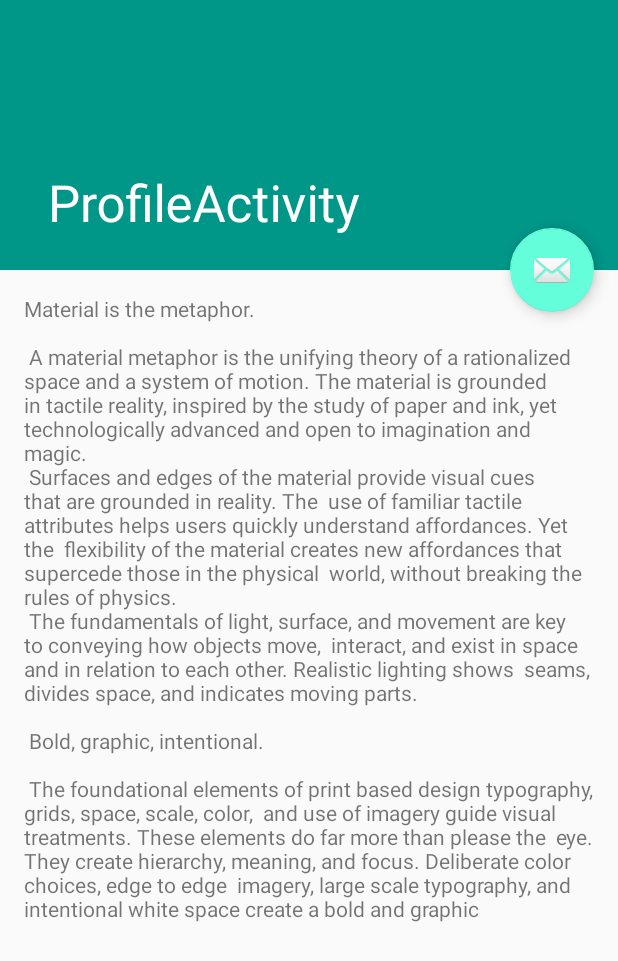
After one commit to wjy92/EChat, an Android app: the ProfileActivity screen opened directly, with no data from a screen before it, on a phone screen of 412 x 824 dp. The commit adds this screen. Shown: the top 961 px of the screen. Run offline under Robolectric (Android 15) with nearby library versions, the phone set to English and light mode, and no system bars; our stand-ins replace CircleImageView.

Commit message:
添加Profile界面

```diff
--- a/app/src/main/AndroidManifest.xml
+++ b/app/src/main/AndroidManifest.xml
@@ -28,7 +28,11 @@
         </activity>
         <activity
             android:name=".activity.SettingsActivity"
-            android:label="@string/title_activity_settings"></activity>
+            android:label="@string/title_activity_settings" />
+        <activity
+            android:name=".activity.ProfileActivity"
+            android:label="@string/title_activity_profile"
+            android:theme="@style/AppTheme.NoActionBar"></activity>
     </application>
 
 </manifest>
--- a/app/src/main/java/com/thirdnet/echat/activity/MainActivity.java
+++ b/app/src/main/java/com/thirdnet/echat/activity/MainActivity.java
@@ -19,6 +19,7 @@ import android.support.v7.widget.Toolbar;
 import android.view.Menu;
 import android.view.MenuItem;
 
+import com.jakewharton.rxbinding.view.RxView;
 import com.thirdnet.echat.R;
 import com.thirdnet.echat.fragment.MessageFragment;
 import com.tr4android.support.extension.widget.CircleImageView;
@@ -29,24 +30,32 @@ import java.util.List;
 
 import butterknife.Bind;
 import butterknife.ButterKnife;
+import rx.functions.Action1;
 
 public class MainActivity extends AppCompatActivity
         implements NavigationView.OnNavigationItemSelectedListener {
+
     @Bind(R.id.appbar)
     AppBarLayout mAppBar;
+
     @Bind(R.id.toolbar)
     Toolbar toolbar;
+
     @Bind(R.id.drawer_layout)
     DrawerLayout mDrawer;
+
     @Bind(R.id.nav_view)
     NavigationView mNavigationView;
 
     @Bind(R.id.vp)
     ViewPager mVp;
+
     @Bind(R.id.tl)
     TabLayout tl;
 
-
+    /**
+     * TabLayout中的显示标题
+     */
     private List<String> mTitles;
 
     @Override
@@ -63,7 +72,14 @@ public class MainActivity extends AppCompatActivity
         toggle.syncState();
         mNavigationView.setNavigationItemSelectedListener(this);
 
-        ((CircleImageView) mNavigationView.getHeaderView(0).findViewById(R.id.portrait)).setImageResource(R.mipmap.portrait_test1);
+        CircleImageView portrait = (CircleImageView) mNavigationView.getHeaderView(0).findViewById(R.id.portrait);
+        portrait.setImageResource(R.mipmap.portrait_test1);
+        RxView.clicks(portrait).subscribe(new Action1<Void>() {
+            @Override
+            public void call(Void aVoid) {
+                startActivity(new Intent(MainActivity.this, ProfileActivity.class));
+            }
+        });
 
 
         mVp.setOffscreenPageLimit(3);
--- /dev/null
+++ b/app/src/main/java/com/thirdnet/echat/activity/ProfileActivity.java
@@ -0,0 +1,30 @@
+package com.thirdnet.echat.activity;
+
+import android.os.Bundle;
+import android.support.design.widget.FloatingActionButton;
+import android.support.design.widget.Snackbar;
+import android.support.v7.app.AppCompatActivity;
+import android.support.v7.widget.Toolbar;
+import android.view.View;
+
+import com.thirdnet.echat.R;
+
+public class ProfileActivity extends AppCompatActivity {
+
+    @Override
+    protected void onCreate(Bundle savedInstanceState) {
+        super.onCreate(savedInstanceState);
+        setContentView(R.layout.activity_profile);
+        Toolbar toolbar = (Toolbar) findViewById(R.id.toolbar);
+        setSupportActionBar(toolbar);
+
+        FloatingActionButton fab = (FloatingActionButton) findViewById(R.id.fab);
+        fab.setOnClickListener(new View.OnClickListener() {
+            @Override
+            public void onClick(View view) {
+                Snackbar.make(view, "Replace with your own action", Snackbar.LENGTH_LONG)
+                        .setAction("Action", null).show();
+            }
+        });
+    }
+}
--- a/app/src/main/java/com/thirdnet/echat/activity/SettingsActivity.java
+++ b/app/src/main/java/com/thirdnet/echat/activity/SettingsActivity.java
@@ -3,6 +3,7 @@ package com.thirdnet.echat.activity;
 
 import android.os.Bundle;
 import android.support.v7.app.AppCompatActivity;
+import android.view.MenuItem;
 
 import com.thirdnet.echat.fragment.SettingsFragment;
 
@@ -13,6 +14,14 @@ public class SettingsActivity extends AppCompatActivity {
     protected void onCreate(Bundle savedInstanceState) {
         super.onCreate(savedInstanceState);
         getFragmentManager().beginTransaction().replace(android.R.id.content, new SettingsFragment()).commit();
+        getSupportActionBar().setDisplayHomeAsUpEnabled(true);
     }
 
+    @Override
+    public boolean onOptionsItemSelected(MenuItem item) {
+        if (item.getItemId() == android.R.id.home) {
+            finish();
+        }
+        return super.onOptionsItemSelected(item);
+    }
 }
--- /dev/null
+++ b/app/src/main/res/layout/activity_profile.xml
@@ -0,0 +1,46 @@
+<?xml version="1.0" encoding="utf-8"?>
+<android.support.design.widget.CoordinatorLayout xmlns:android="http://schemas.android.com/apk/res/android"
+    xmlns:app="http://schemas.android.com/apk/res-auto"
+    xmlns:tools="http://schemas.android.com/tools"
+    android:layout_width="match_parent"
+    android:layout_height="match_parent"
+    android:fitsSystemWindows="true"
+    tools:context="com.thirdnet.echat.activity.ProfileActivity">
+
+    <android.support.design.widget.AppBarLayout
+        android:id="@+id/app_bar"
+        android:layout_width="match_parent"
+        android:layout_height="@dimen/app_bar_height"
+        android:fitsSystemWindows="true"
+        android:theme="@style/AppTheme.AppBarOverlay">
+
+        <android.support.design.widget.CollapsingToolbarLayout
+            android:id="@+id/toolbar_layout"
+            android:layout_width="match_parent"
+            android:layout_height="match_parent"
+            android:fitsSystemWindows="true"
+            app:contentScrim="?attr/colorPrimary"
+            app:layout_scrollFlags="scroll|exitUntilCollapsed">
+
+            <android.support.v7.widget.Toolbar
+                android:id="@+id/toolbar"
+                android:layout_width="match_parent"
+                android:layout_height="?attr/actionBarSize"
+                app:layout_collapseMode="pin"
+                app:popupTheme="@style/AppTheme.PopupOverlay" />
+
+        </android.support.design.widget.CollapsingToolbarLayout>
+    </android.support.design.widget.AppBarLayout>
+
+    <include layout="@layout/content_profile" />
+
+    <android.support.design.widget.FloatingActionButton
+        android:id="@+id/fab"
+        android:layout_width="wrap_content"
+        android:layout_height="wrap_content"
+        android:layout_margin="@dimen/fab_margin"
+        android:src="@android:drawable/ic_dialog_email"
+        app:layout_anchor="@id/app_bar"
+        app:layout_anchorGravity="bottom|end" />
+
+</android.support.design.widget.CoordinatorLayout>
--- /dev/null
+++ b/app/src/main/res/layout/content_profile.xml
@@ -0,0 +1,17 @@
+<?xml version="1.0" encoding="utf-8"?>
+<android.support.v4.widget.NestedScrollView xmlns:android="http://schemas.android.com/apk/res/android"
+    xmlns:app="http://schemas.android.com/apk/res-auto"
+    xmlns:tools="http://schemas.android.com/tools"
+    android:layout_width="match_parent"
+    android:layout_height="match_parent"
+    app:layout_behavior="@string/appbar_scrolling_view_behavior"
+    tools:context="com.thirdnet.echat.activity.ProfileActivity"
+    tools:showIn="@layout/activity_profile">
+
+    <TextView
+        android:layout_width="wrap_content"
+        android:layout_height="wrap_content"
+        android:layout_margin="@dimen/text_margin"
+        android:text="@string/large_text" />
+
+</android.support.v4.widget.NestedScrollView>
--- /dev/null
+++ b/app/src/main/res/menu/menu_profile.xml
@@ -0,0 +1,10 @@
+<menu xmlns:android="http://schemas.android.com/apk/res/android"
+    xmlns:app="http://schemas.android.com/apk/res-auto"
+    xmlns:tools="http://schemas.android.com/tools"
+    tools:context="com.thirdnet.echat.activity.ProfileActivity">
+    <item
+        android:id="@+id/action_settings"
+        android:orderInCategory="100"
+        android:title="@string/action_settings"
+        app:showAsAction="never" />
+</menu>
--- a/app/src/main/res/values/dimens.xml
+++ b/app/src/main/res/values/dimens.xml
@@ -23,5 +23,6 @@
     <dimen name="login_mp_height_56">56dp</dimen>
     <dimen name="login_mp_height_8">8dp</dimen>
     <dimen name="login_mp_corner_radius_4">4dp</dimen>
+    <dimen name="app_bar_height">180dp</dimen>
 
 </resources>
--- a/app/src/main/res/values/strings.xml
+++ b/app/src/main/res/values/strings.xml
@@ -69,4 +69,27 @@
     <string name="pref_ringtone_silent">Silent</string>
 
     <string name="pref_title_vibrate">Vibrate</string>
+    <string name="title_activity_profile">ProfileActivity</string>
+    <string name="large_text">
+        "Material is the metaphor.\n\n"
+
+        "A material metaphor is the unifying theory of a rationalized space and a system of motion."
+        "The material is grounded in tactile reality, inspired by the study of paper and ink, yet "
+        "technologically advanced and open to imagination and magic.\n"
+        "Surfaces and edges of the material provide visual cues that are grounded in reality. The "
+        "use of familiar tactile attributes helps users quickly understand affordances. Yet the "
+        "flexibility of the material creates new affordances that supercede those in the physical "
+        "world, without breaking the rules of physics.\n"
+        "The fundamentals of light, surface, and movement are key to conveying how objects move, "
+        "interact, and exist in space and in relation to each other. Realistic lighting shows "
+        "seams, divides space, and indicates moving parts.\n\n"
+
+        "Bold, graphic, intentional.\n\n"
+
+        "The foundational elements of print based design typography, grids, space, scale, color, "
+        "and use of imagery guide visual treatments. These elements do far more than please the "
+        "eye. They create hierarchy, meaning, and focus. Deliberate color choices, edge to edge "
+        "imagery, large scale typography, and intentional white space create a bold and graphic "
+    </string>
+    <string name="action_settings">Settings</string>
 </resources>
```
